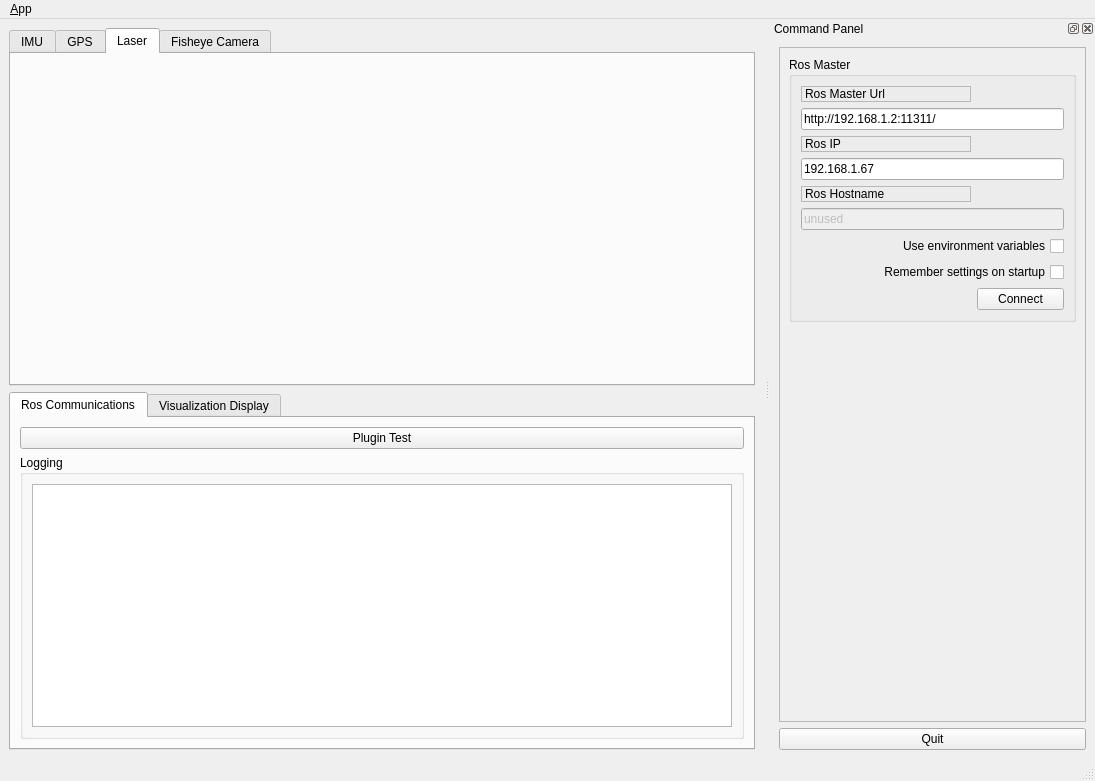
This is ui/main_window.ui in LennonHuang/test_qt as Qt 5 draws it before an edit. The edited form follows.
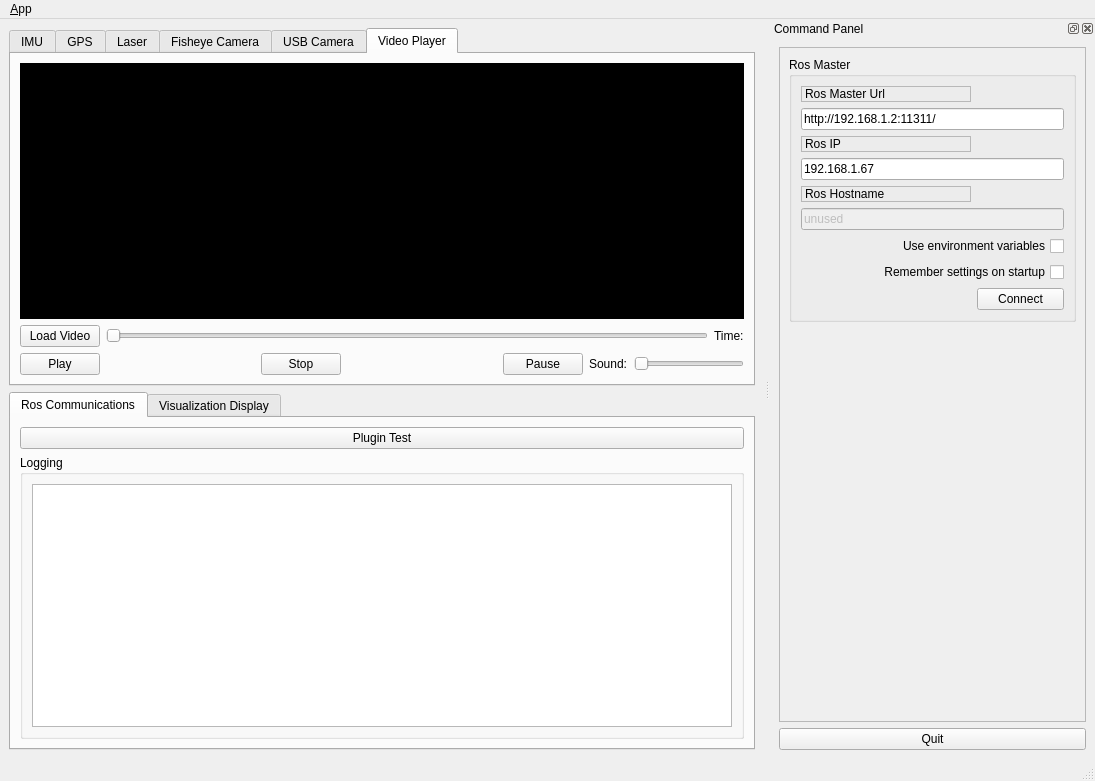
This is the edited form. The open tabs and pages were chosen to show the change. Icons and pictures are not drawn.

Patch:
```diff
--- a/ui/main_window.ui
+++ b/ui/main_window.ui
@@ -284,11 +284,16 @@
         <string>Laser</string>
        </attribute>
       </widget>
-      <widget class="QWidget" name="tab_4">
+      <widget class="QWidget" name="tab_6">
        <attribute name="title">
         <string>Fisheye Camera</string>
        </attribute>
-       <widget class="QWidget" name="">
+      </widget>
+      <widget class="QWidget" name="tab_4">
+       <attribute name="title">
+        <string>USB Camera</string>
+       </attribute>
+       <widget class="QWidget" name="layoutWidget">
         <property name="geometry">
          <rect>
           <x>9</x>
@@ -408,6 +413,129 @@
         </layout>
        </widget>
       </widget>
+      <widget class="QWidget" name="tab_5">
+       <attribute name="title">
+        <string>Video Player</string>
+       </attribute>
+       <layout class="QVBoxLayout" name="verticalLayout_12">
+        <item>
+         <layout class="QVBoxLayout" name="verticalLayout_11">
+          <item>
+           <widget class="QFrame" name="video_player">
+            <property name="sizePolicy">
+             <sizepolicy hsizetype="Expanding" vsizetype="Expanding">
+              <horstretch>0</horstretch>
+              <verstretch>0</verstretch>
+             </sizepolicy>
+            </property>
+            <property name="styleSheet">
+             <string notr="true">background-color: rgb(0,0,0);</string>
+            </property>
+            <layout class="QHBoxLayout" name="video_player_layout"/>
+           </widget>
+          </item>
+          <item>
+           <layout class="QVBoxLayout" name="verticalLayout_10">
+            <item>
+             <layout class="QHBoxLayout" name="horizontalLayout_8">
+              <item>
+               <widget class="QPushButton" name="load_video_btn">
+                <property name="text">
+                 <string>Load Video</string>
+                </property>
+               </widget>
+              </item>
+              <item>
+               <widget class="QSlider" name="video_position_slider">
+                <property name="orientation">
+                 <enum>Qt::Horizontal</enum>
+                </property>
+               </widget>
+              </item>
+              <item>
+               <widget class="QLabel" name="time_label">
+                <property name="text">
+                 <string>Time:</string>
+                </property>
+               </widget>
+              </item>
+             </layout>
+            </item>
+            <item>
+             <layout class="QHBoxLayout" name="horizontalLayout_6">
+              <item>
+               <widget class="QPushButton" name="play_btn">
+                <property name="text">
+                 <string>Play</string>
+                </property>
+               </widget>
+              </item>
+              <item>
+               <spacer name="horizontalSpacer_3">
+                <property name="orientation">
+                 <enum>Qt::Horizontal</enum>
+                </property>
+                <property name="sizeHint" stdset="0">
+                 <size>
+                  <width>40</width>
+                  <height>20</height>
+                 </size>
+                </property>
+               </spacer>
+              </item>
+              <item>
+               <widget class="QPushButton" name="stop_btn">
+                <property name="text">
+                 <string>Stop</string>
+                </property>
+               </widget>
+              </item>
+              <item>
+               <spacer name="horizontalSpacer_4">
+                <property name="orientation">
+                 <enum>Qt::Horizontal</enum>
+                </property>
+                <property name="sizeHint" stdset="0">
+                 <size>
+                  <width>40</width>
+                  <height>20</height>
+                 </size>
+                </property>
+               </spacer>
+              </item>
+              <item>
+               <widget class="QPushButton" name="pause_btn">
+                <property name="text">
+                 <string>Pause</string>
+                </property>
+               </widget>
+              </item>
+              <item>
+               <layout class="QHBoxLayout" name="horizontalLayout_7">
+                <item>
+                 <widget class="QLabel" name="sound_label">
+                  <property name="text">
+                   <string>Sound:</string>
+                  </property>
+                 </widget>
+                </item>
+                <item>
+                 <widget class="QSlider" name="sound_slider">
+                  <property name="orientation">
+                   <enum>Qt::Horizontal</enum>
+                  </property>
+                 </widget>
+                </item>
+               </layout>
+              </item>
+             </layout>
+            </item>
+           </layout>
+          </item>
+         </layout>
+        </item>
+       </layout>
+      </widget>
      </widget>
     </item>
     <item row="1" column="0">
```
Left out of the diff: 67 changed lines with no effect on the pictures.
